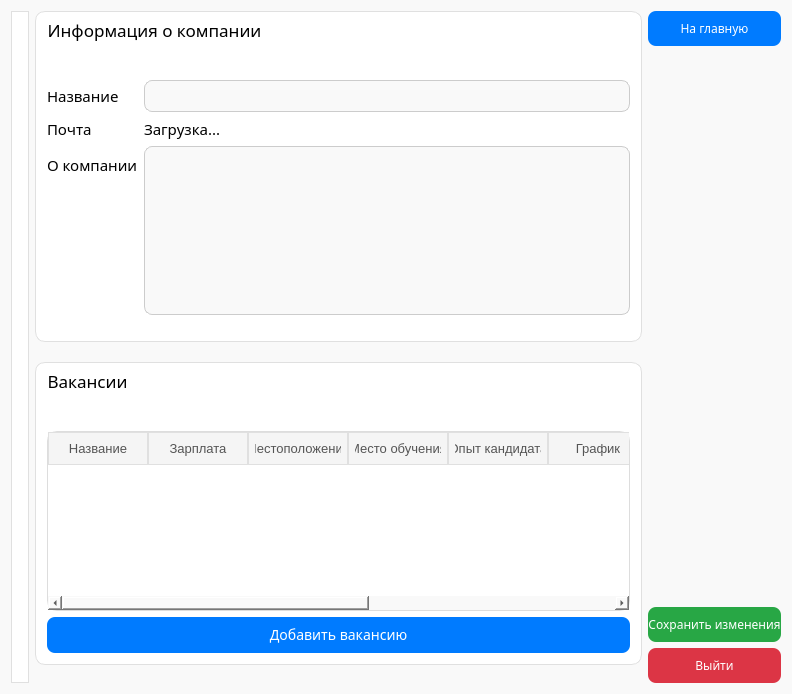
ProteusP/GreyHound-hiring-desktop-app, file GreyHound/src/profilepageforemployer.ui: the form before one commit.
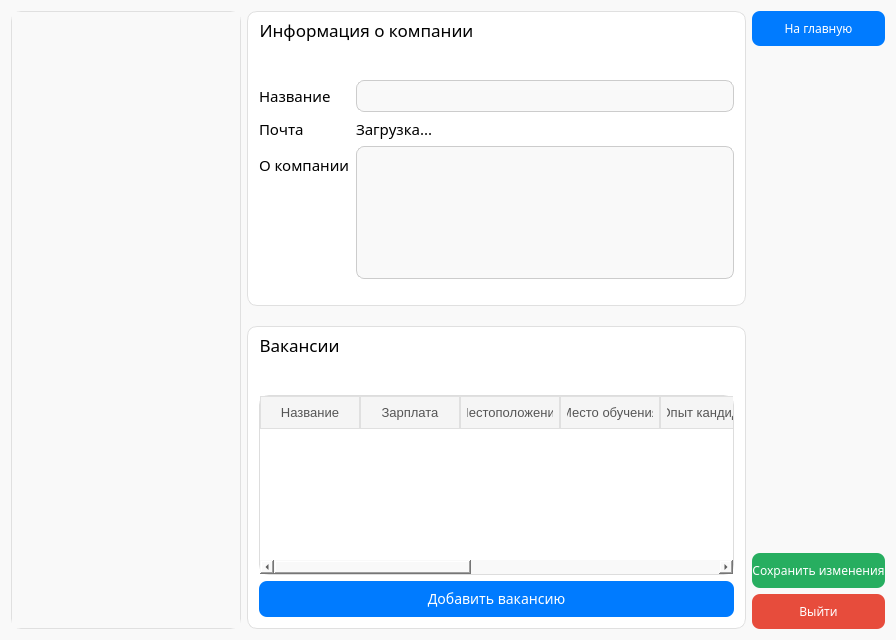
The form after the commit.

What changed in the file:
```diff
--- a/GreyHound/src/profilepageforemployer.ui
+++ b/GreyHound/src/profilepageforemployer.ui
@@ -6,8 +6,8 @@
    <rect>
     <x>0</x>
     <y>0</y>
-    <width>792</width>
-    <height>694</height>
+    <width>896</width>
+    <height>640</height>
    </rect>
   </property>
   <property name="windowTitle">
@@ -19,122 +19,55 @@
 	background-color: rgb(249, 249, 249);
 }</string>
   </property>
-  <layout class="QGridLayout" name="gridLayout_4">
+  <layout class="QGridLayout" name="gridLayout_3">
    <item row="0" column="0">
-    <layout class="QGridLayout" name="gridLayout_3">
-     <item row="0" column="2">
-      <layout class="QVBoxLayout" name="verticalLayout_5">
-       <item>
-        <widget class="QPushButton" name="homepagePB">
-         <property name="minimumSize">
-          <size>
-           <width>0</width>
-           <height>35</height>
-          </size>
-         </property>
-         <property name="font">
-          <font>
-           <family>Golos Text</family>
-          </font>
-         </property>
-         <property name="styleSheet">
-          <string notr="true">QPushButton {
-    background-color: #007bff;
-    color: white;
-    border: none;
-    border-radius: 8px;
-}
-
-QPushButton:hover {
-    background-color: #005ecb;
+    <layout class="QHBoxLayout" name="horizontalLayout">
+     <item>
+      <widget class="QScrollArea" name="responsesScrollArea">
+       <property name="sizePolicy">
+        <sizepolicy hsizetype="Fixed" vsizetype="Expanding">
+         <horstretch>0</horstretch>
+         <verstretch>0</verstretch>
+        </sizepolicy>
+       </property>
+       <property name="minimumSize">
+        <size>
+         <width>230</width>
+         <height>0</height>
+        </size>
+       </property>
+       <property name="maximumSize">
+        <size>
+         <width>230</width>
+         <height>16777215</height>
+        </size>
+       </property>
+       <property name="styleSheet">
+        <string notr="true">QScrollArea {
+    border: 1px solid #e0e0e0;
+	border-radius: 10px;
+    background-color: white;
 }</string>
-         </property>
-         <property name="text">
-          <string>На главную</string>
-         </property>
-        </widget>
-       </item>
-       <item>
-        <spacer name="verticalSpacer_7">
-         <property name="orientation">
-          <enum>Qt::Orientation::Vertical</enum>
-         </property>
-         <property name="sizeHint" stdset="0">
-          <size>
-           <width>20</width>
-           <height>40</height>
-          </size>
-         </property>
-        </spacer>
-       </item>
-       <item>
-        <widget class="QPushButton" name="saveButton">
-         <property name="minimumSize">
-          <size>
-           <width>0</width>
-           <height>35</height>
-          </size>
-         </property>
-         <property name="maximumSize">
-          <size>
-           <width>16777215</width>
-           <height>35</height>
-          </size>
-         </property>
-         <property name="font">
-          <font>
-           <family>Golos Text</family>
-          </font>
-         </property>
-         <property name="styleSheet">
-          <string notr="true">QPushButton {
-    background-color: #28a745;
-    color: white;
-    border: none;
-    border-radius: 8px;
-}
-
-QPushButton:hover {
-    background-color: #218838; /* затемнение */
-}</string>
-         </property>
-         <property name="text">
-          <string>Сохранить изменения</string>
-         </property>
-        </widget>
-       </item>
-       <item>
-        <widget class="QPushButton" name="logoutPB">
-         <property name="minimumSize">
-          <size>
-           <width>0</width>
-           <height>35</height>
-          </size>
-         </property>
-         <property name="font">
-          <font>
-           <family>Golos Text</family>
-          </font>
-         </property>
-         <property name="styleSheet">
-          <string notr="true">QPushButton {
-    background-color: #dc3545;
-    color: white;
-    border: none;
-    border-radius: 8px;
-}
-QPushButton:hover {
-    background-color: #c82333; /* затемнение */
-}</string>
-         </property>
-         <property name="text">
-          <string>Выйти</string>
-         </property>
-        </widget>
-       </item>
-      </layout>
+       </property>
+       <property name="frameShadow">
+        <enum>QFrame::Shadow::Sunken</enum>
+       </property>
+       <property name="widgetResizable">
+        <bool>true</bool>
+       </property>
+       <widget class="QWidget" name="scrollAreaWidgetContents">
+        <property name="geometry">
+         <rect>
+          <x>0</x>
+          <y>0</y>
+          <width>228</width>
+          <height>618</height>
+         </rect>
+        </property>
+       </widget>
+      </widget>
      </item>
-     <item row="0" column="1">
+     <item>
       <layout class="QVBoxLayout" name="verticalLayout_4">
        <property name="spacing">
         <number>20</number>
@@ -546,18 +479,117 @@
        </item>
       </layout>
      </item>
-     <item row="0" column="0">
-      <widget class="QWidget" name="candidatesContainer" native="true">
-       <property name="styleSheet">
-        <string notr="true">QWidget {
-    border: 1px solid #e0e0e0;
-	border-radius: 10px;
-    background-color: white;
+     <item>
+      <layout class="QVBoxLayout" name="verticalLayout_5">
+       <item>
+        <widget class="QPushButton" name="homepagePB">
+         <property name="minimumSize">
+          <size>
+           <width>0</width>
+           <height>35</height>
+          </size>
+         </property>
+         <property name="font">
+          <font>
+           <family>Golos Text</family>
+          </font>
+         </property>
+         <property name="styleSheet">
+          <string notr="true">QPushButton {
+    background-color: #007bff;
+    color: white;
+    border: none;
+    border-radius: 8px;
 }
-</string>
-       </property>
-       <layout class="QVBoxLayout" name="verticalLayout"/>
-      </widget>
+
+QPushButton:hover {
+    background-color: #005ecb;
+}</string>
+         </property>
+         <property name="text">
+          <string>На главную</string>
+         </property>
+        </widget>
+       </item>
+       <item>
+        <spacer name="verticalSpacer_7">
+         <property name="orientation">
+          <enum>Qt::Orientation::Vertical</enum>
+         </property>
+         <property name="sizeHint" stdset="0">
+          <size>
+           <width>20</width>
+           <height>40</height>
+          </size>
+         </property>
+        </spacer>
+       </item>
+       <item>
+        <widget class="QPushButton" name="saveButton">
+         <property name="minimumSize">
+          <size>
+           <width>0</width>
+           <height>35</height>
+          </size>
+         </property>
+         <property name="maximumSize">
+          <size>
+           <width>16777215</width>
+           <height>35</height>
+          </size>
+         </property>
+         <property name="font">
+          <font>
+           <family>Golos Text</family>
+          </font>
+         </property>
+         <property name="styleSheet">
+          <string notr="true">QPushButton {
+    background-color: #27AE60;
+    color: white;
+    border: none;
+    border-radius: 8px;
+}
+
+QPushButton:hover {
+    background-color: #218838; /* затемнение */
+}</string>
+         </property>
+         <property name="text">
+          <string>Сохранить изменения</string>
+         </property>
+        </widget>
+       </item>
+       <item>
+        <widget class="QPushButton" name="logoutPB">
+         <property name="minimumSize">
+          <size>
+           <width>0</width>
+           <height>35</height>
+          </size>
+         </property>
+         <property name="font">
+          <font>
+           <family>Golos Text</family>
+          </font>
+         </property>
+         <property name="styleSheet">
+          <string notr="true">QPushButton {
+    background-color: #E74C3C;
+    color: white;
+    border: none;
+    border-radius: 8px;
+}
+QPushButton:hover {
+    background-color: #c82333; /* затемнение */
+}</string>
+         </property>
+         <property name="text">
+          <string>Выйти</string>
+         </property>
+        </widget>
+       </item>
+      </layout>
      </item>
     </layout>
    </item>
```
